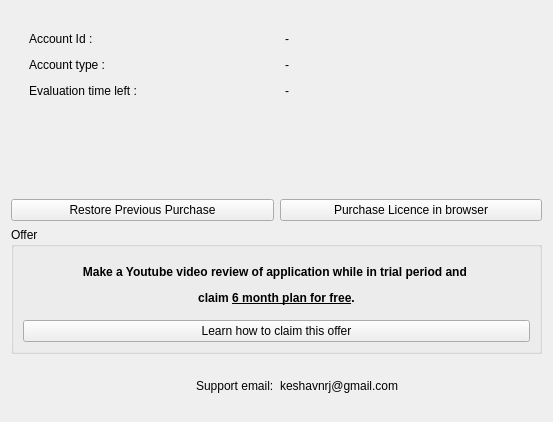
Before: the Qt Designer form src/account.ui in keshavbhatt/playlist-dl, drawn with Qt 5.
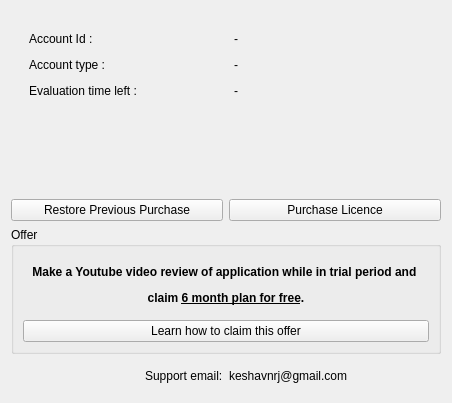
After: the same form once the commit is applied. Icons and pictures are not drawn.

Commit message:
chore: 30 days trial
- hide offer widget

```diff
--- a/src/account.ui
+++ b/src/account.ui
@@ -2,14 +2,6 @@
 <ui version="4.0">
  <class>account</class>
  <widget class="QWidget" name="account">
-  <property name="geometry">
-   <rect>
-    <x>0</x>
-    <y>0</y>
-    <width>553</width>
-    <height>422</height>
-   </rect>
-  </property>
   <property name="windowTitle">
    <string>Account</string>
   </property>
@@ -176,7 +168,7 @@
      <item>
       <widget class="QPushButton" name="buy_external">
        <property name="text">
-        <string>Purchase Licence in browser</string>
+        <string>Purchase Licence</string>
        </property>
        <property name="icon">
         <iconset resource="icons.qrc">
```
The commit also changes 1 other file.
